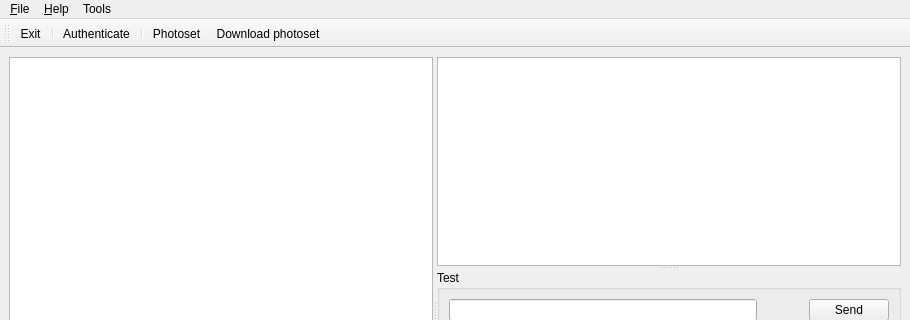
Qt form src/mainwindow.ui (jablonkai/Flicqr) before a commit; both pictures show x 0 to 910 and y 0 to 320 of the 910 by 594 pixel window.
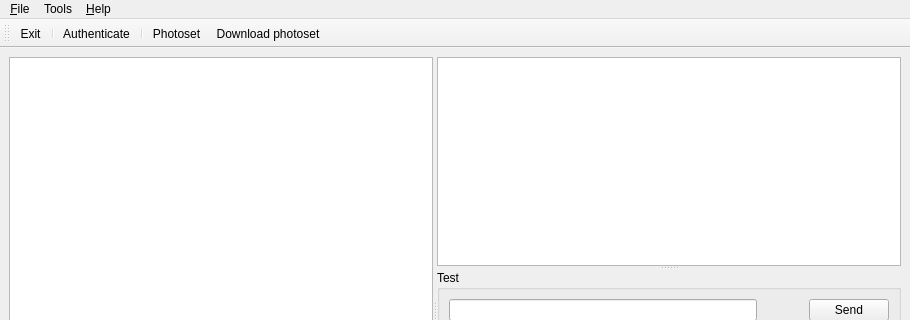
The same form after that commit.

Commit message: request parsed by request URL

What changed in the file:
```diff
--- a/src/mainwindow.ui
+++ b/src/mainwindow.ui
@@ -130,8 +130,8 @@
     <addaction name="actionDownload_photoset"/>
    </widget>
    <addaction name="menu_File"/>
-   <addaction name="menu_Help"/>
    <addaction name="menuTools"/>
+   <addaction name="menu_Help"/>
   </widget>
   <widget class="QStatusBar" name="statusbar"/>
   <widget class="QToolBar" name="toolBar">
```
The commit also changes 1 other file.
